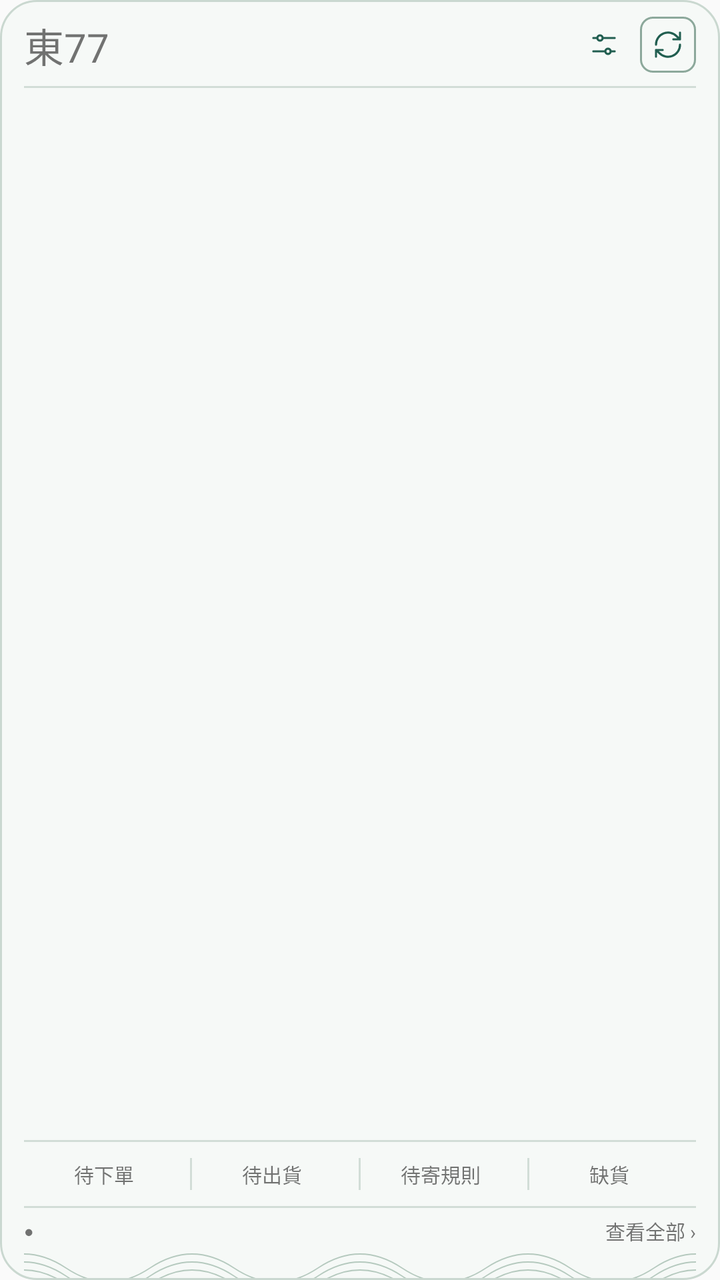
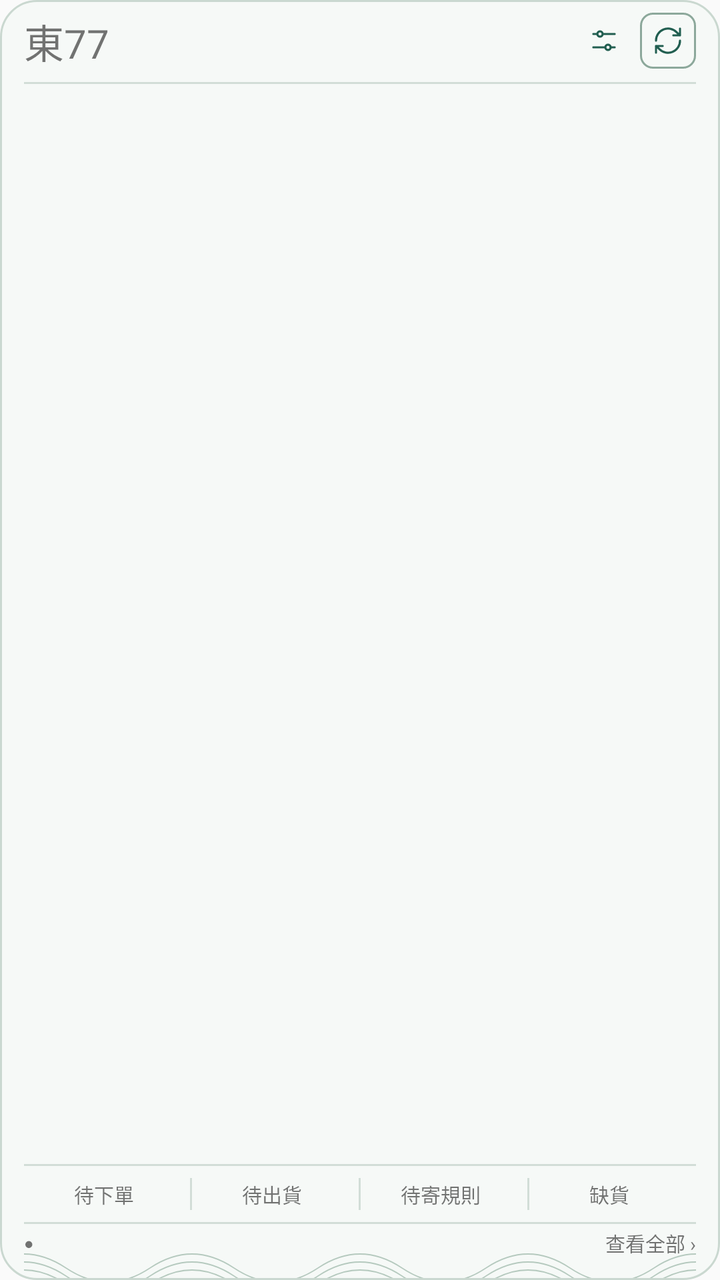

Before-and-after screenshots of an Android layout around one commit, followed by the original layout XML and the change that was made.
<!-- AndroidManifest.xml: application theme android:Theme.Material.Light.NoActionBar -->
<!-- res/layout/widget_board.xml -->
<LinearLayout xmlns:android="http://schemas.android.com/apk/res/android" android:id="@+id/root" android:layout_width="match_parent" android:layout_height="match_parent" android:orientation="vertical" android:paddingLeft="12dp" android:paddingRight="12dp" android:paddingTop="8dp" android:paddingBottom="16dp" android:background="@drawable/widget_background">
    <LinearLayout android:layout_width="match_parent" android:layout_height="wrap_content" android:minHeight="28dp" android:gravity="center_vertical" android:baselineAligned="false">
        <TextView android:id="@+id/heading" android:layout_width="wrap_content" android:layout_height="wrap_content" android:fontFamily="@font/widget_serif_semibold" android:includeFontPadding="false" android:textSize="20sp" android:maxLines="1" android:text="東77" />
        <TextView android:id="@+id/season" android:layout_width="0dp" android:layout_weight="1" android:layout_height="wrap_content" android:layout_marginLeft="8dp" android:fontFamily="@font/widget_serif" android:includeFontPadding="false" android:textSize="12sp" android:maxLines="1" android:ellipsize="end" />
        <ImageView android:id="@+id/settings" android:layout_width="28dp" android:layout_height="28dp" android:padding="6dp" android:src="@drawable/ic_settings" android:contentDescription="小工具設定" />
        <ImageView android:id="@+id/refresh" android:layout_width="28dp" android:layout_height="28dp" android:layout_marginLeft="4dp" android:padding="6dp" android:src="@drawable/ic_refresh" android:background="@drawable/icon_button" android:contentDescription="重新整理" />
    </LinearLayout>
    <LinearLayout android:id="@+id/header_line" android:layout_width="match_parent" android:layout_height="1dp" android:layout_marginTop="6dp" android:layout_marginBottom="3dp" android:background="#D2DDD7" />
    <LinearLayout android:id="@+id/feed" android:layout_width="match_parent" android:layout_height="0dp" android:layout_weight="1" android:orientation="vertical" android:gravity="top" />
    <LinearLayout android:id="@+id/metrics_line" android:layout_width="match_parent" android:layout_height="1dp" android:background="#D2DDD7" />
    <LinearLayout android:id="@+id/metrics" android:layout_width="match_parent" android:layout_height="wrap_content" android:minHeight="32dp" android:paddingTop="3dp" android:paddingBottom="3dp" android:gravity="center_vertical" android:baselineAligned="false">
        <LinearLayout android:id="@+id/purchase" style="@style/Metric"><TextView android:id="@+id/purchase_label" style="@style/MetricLabel" android:text="待下單" /><TextView android:id="@+id/purchase_value" style="@style/MetricValue" /></LinearLayout>
        <LinearLayout android:id="@+id/metric_sep1" style="@style/MetricSeparator" />
        <LinearLayout android:id="@+id/shipment" style="@style/Metric"><TextView android:id="@+id/shipment_label" style="@style/MetricLabel" android:text="待出貨" /><TextView android:id="@+id/shipment_value" style="@style/MetricValue" /></LinearLayout>
        <LinearLayout android:id="@+id/metric_sep2" style="@style/MetricSeparator" />
        <LinearLayout android:id="@+id/rules" style="@style/Metric"><TextView android:id="@+id/rules_label" style="@style/MetricLabel" android:text="待寄規則" /><TextView android:id="@+id/rules_value" style="@style/MetricValue" /></LinearLayout>
        <LinearLayout android:id="@+id/metric_sep3" style="@style/MetricSeparator" />
        <LinearLayout android:id="@+id/shortage" style="@style/Metric"><TextView android:id="@+id/shortage_label" style="@style/MetricLabel" android:text="缺貨" /><TextView android:id="@+id/shortage_value" style="@style/MetricValue" /></LinearLayout>
    </LinearLayout>
    <LinearLayout android:id="@+id/footer_line" android:layout_width="match_parent" android:layout_height="1dp" android:background="#D2DDD7" />
    <LinearLayout android:id="@+id/footer" android:layout_width="match_parent" android:layout_height="wrap_content" android:minHeight="20dp" android:paddingTop="3dp" android:gravity="center_vertical">
        <TextView android:id="@+id/status_dot" android:layout_width="10dp" android:layout_height="wrap_content" android:text="●" android:textSize="8sp" android:includeFontPadding="false" />
        <TextView android:id="@+id/status" android:layout_width="0dp" android:layout_weight="1" android:layout_height="wrap_content" android:fontFamily="@font/widget_serif" android:includeFontPadding="false" android:textSize="10sp" android:maxLines="1" android:ellipsize="end" />
        <TextView android:id="@+id/view_all" android:layout_width="wrap_content" android:layout_height="wrap_content" android:fontFamily="@font/widget_serif" android:includeFontPadding="false" android:textSize="10sp" android:text="查看全部 ›" android:maxLines="1" />
    </LinearLayout>
</LinearLayout>
<!-- resources referenced by this layout -->
<resources>
  <!-- drawable ic_refresh (drawable) -->
  <vector xmlns:android="http://schemas.android.com/apk/res/android" android:width="24dp" android:height="24dp" android:viewportWidth="24" android:viewportHeight="24"><path android:pathData="M3 12a9 9 0 0 1 15.5,-6.3L21 8 M21 3v5h-5 M21 12a9 9 0 0 1 -15.5,6.3L3 16 M8 16H3v5" android:fillColor="#00000000" android:strokeColor="#215E50" android:strokeWidth="1.6" android:strokeLineCap="round" android:strokeLineJoin="round" /></vector>
  <!-- drawable ic_settings (drawable) -->
  <vector xmlns:android="http://schemas.android.com/apk/res/android" android:width="24dp" android:height="24dp" android:viewportWidth="24" android:viewportHeight="24"><path android:pathData="M20 7H11 M7 7H4 M20 17H17 M13 17H4 M11 7a2 2 0 1 1 -4 0a2 2 0 1 1 4 0 M17 17a2 2 0 1 1 -4 0a2 2 0 1 1 4 0" android:fillColor="#00000000" android:strokeColor="#215E50" android:strokeWidth="1.6" android:strokeLineCap="round" android:strokeLineJoin="round" /></vector>
  <!-- drawable icon_button (drawable) -->
  <shape xmlns:android="http://schemas.android.com/apk/res/android"><solid android:color="#00000000" /><corners android:radius="6dp" /><stroke android:width="1dp" android:color="#8CA89B" /></shape>
  <!-- drawable widget_background (drawable) -->
  <layer-list xmlns:android="http://schemas.android.com/apk/res/android"><item><shape><solid android:color="#F6F9F7" /><corners android:radius="18dp" /><stroke android:width="1dp" android:color="#CAD8D0" /></shape></item><item android:height="18dp" android:gravity="bottom" android:left="12dp" android:right="12dp" android:bottom="1dp" android:drawable="@drawable/wave" /></layer-list>
  <style name="Metric"><item name="android:layout_width">0dp</item><item name="android:layout_weight">1</item><item name="android:layout_height">wrap_content</item><item name="android:minHeight">26dp</item><item name="android:gravity">center</item><item name="android:orientation">horizontal</item><item name="android:baselineAligned">true</item></style>
  <style name="MetricLabel"><item name="android:layout_width">wrap_content</item><item name="android:layout_height">wrap_content</item><item name="android:fontFamily">@font/widget_serif</item><item name="android:includeFontPadding">false</item><item name="android:textSize">10sp</item><item name="android:maxLines">1</item></style>
  <style name="MetricSeparator"><item name="android:layout_width">1dp</item><item name="android:layout_height">16dp</item><item name="android:background">#D2DDD7</item></style>
  <style name="MetricValue"><item name="android:layout_width">wrap_content</item><item name="android:layout_height">wrap_content</item><item name="android:layout_marginLeft">3dp</item><item name="android:fontFamily">@font/widget_serif_semibold</item><item name="android:includeFontPadding">false</item><item name="android:textSize">16sp</item><item name="android:maxLines">1</item></style>
  <!-- drawable wave (drawable) -->
  <vector xmlns:android="http://schemas.android.com/apk/res/android" android:width="400dp" android:height="18dp" android:viewportWidth="400" android:viewportHeight="18"><path android:pathData="M-25 13Q0 -1 25 13T75 13T125 13T175 13T225 13T275 13T325 13T375 13T425 13 M-25 17Q0 3 25 17T75 17T125 17T175 17T225 17T275 17T325 17T375 17T425 17 M-25 21Q0 7 25 21T75 21T125 21T175 21T225 21T275 21T325 21T375 21T425 21" android:fillColor="#00000000" android:strokeColor="#91AF9F" android:strokeWidth="0.65" android:strokeAlpha="0.65" /></vector>
</resources>

<!-- the commit's change to res/layout/widget_board.xml (unified diff, before → after) -->
@@ -1,4 +1,4 @@
-<LinearLayout xmlns:android="http://schemas.android.com/apk/res/android" android:id="@+id/root" android:layout_width="match_parent" android:layout_height="match_parent" android:orientation="vertical" android:paddingLeft="12dp" android:paddingRight="12dp" android:paddingTop="8dp" android:paddingBottom="16dp" android:background="@drawable/widget_background">
+<LinearLayout xmlns:android="http://schemas.android.com/apk/res/android" android:id="@+id/root" android:layout_width="match_parent" android:layout_height="match_parent" android:orientation="vertical" android:paddingLeft="12dp" android:paddingRight="12dp" android:paddingTop="6dp" android:paddingBottom="10dp" android:background="@drawable/widget_background">
     <LinearLayout android:layout_width="match_parent" android:layout_height="wrap_content" android:minHeight="28dp" android:gravity="center_vertical" android:baselineAligned="false">
         <TextView android:id="@+id/heading" android:layout_width="wrap_content" android:layout_height="wrap_content" android:fontFamily="@font/widget_serif_semibold" android:includeFontPadding="false" android:textSize="20sp" android:maxLines="1" android:text="東77" />
         <TextView android:id="@+id/season" android:layout_width="0dp" android:layout_weight="1" android:layout_height="wrap_content" android:layout_marginLeft="8dp" android:fontFamily="@font/widget_serif" android:includeFontPadding="false" android:textSize="12sp" android:maxLines="1" android:ellipsize="end" />
@@ -6,9 +6,9 @@
         <ImageView android:id="@+id/refresh" android:layout_width="28dp" android:layout_height="28dp" android:layout_marginLeft="4dp" android:padding="6dp" android:src="@drawable/ic_refresh" android:background="@drawable/icon_button" android:contentDescription="重新整理" />
     </LinearLayout>
     <LinearLayout android:id="@+id/header_line" android:layout_width="match_parent" android:layout_height="1dp" android:layout_marginTop="6dp" android:layout_marginBottom="3dp" android:background="#D2DDD7" />
-    <LinearLayout android:id="@+id/feed" android:layout_width="match_parent" android:layout_height="0dp" android:layout_weight="1" android:orientation="vertical" android:gravity="top" />
+    <ListView android:id="@+id/feed" android:layout_width="match_parent" android:layout_height="0dp" android:layout_weight="1" android:divider="@null" android:dividerHeight="0dp" android:scrollbars="vertical" android:cacheColorHint="@android:color/transparent" />
     <LinearLayout android:id="@+id/metrics_line" android:layout_width="match_parent" android:layout_height="1dp" android:background="#D2DDD7" />
-    <LinearLayout android:id="@+id/metrics" android:layout_width="match_parent" android:layout_height="wrap_content" android:minHeight="32dp" android:paddingTop="3dp" android:paddingBottom="3dp" android:gravity="center_vertical" android:baselineAligned="false">
+    <LinearLayout android:id="@+id/metrics" android:layout_width="match_parent" android:layout_height="wrap_content" android:minHeight="28dp" android:paddingTop="1dp" android:paddingBottom="1dp" android:gravity="center_vertical" android:baselineAligned="false">
         <LinearLayout android:id="@+id/purchase" style="@style/Metric"><TextView android:id="@+id/purchase_label" style="@style/MetricLabel" android:text="待下單" /><TextView android:id="@+id/purchase_value" style="@style/MetricValue" /></LinearLayout>
         <LinearLayout android:id="@+id/metric_sep1" style="@style/MetricSeparator" />
         <LinearLayout android:id="@+id/shipment" style="@style/Metric"><TextView android:id="@+id/shipment_label" style="@style/MetricLabel" android:text="待出貨" /><TextView android:id="@+id/shipment_value" style="@style/MetricValue" /></LinearLayout>
@@ -18,7 +18,7 @@
         <LinearLayout android:id="@+id/shortage" style="@style/Metric"><TextView android:id="@+id/shortage_label" style="@style/MetricLabel" android:text="缺貨" /><TextView android:id="@+id/shortage_value" style="@style/MetricValue" /></LinearLayout>
     </LinearLayout>
     <LinearLayout android:id="@+id/footer_line" android:layout_width="match_parent" android:layout_height="1dp" android:background="#D2DDD7" />
-    <LinearLayout android:id="@+id/footer" android:layout_width="match_parent" android:layout_height="wrap_content" android:minHeight="20dp" android:paddingTop="3dp" android:gravity="center_vertical">
+    <LinearLayout android:id="@+id/footer" android:layout_width="match_parent" android:layout_height="wrap_content" android:minHeight="18dp" android:paddingTop="1dp" android:gravity="center_vertical">
         <TextView android:id="@+id/status_dot" android:layout_width="10dp" android:layout_height="wrap_content" android:text="●" android:textSize="8sp" android:includeFontPadding="false" />
         <TextView android:id="@+id/status" android:layout_width="0dp" android:layout_weight="1" android:layout_height="wrap_content" android:fontFamily="@font/widget_serif" android:includeFontPadding="false" android:textSize="10sp" android:maxLines="1" android:ellipsize="end" />
         <TextView android:id="@+id/view_all" android:layout_width="wrap_content" android:layout_height="wrap_content" android:fontFamily="@font/widget_serif" android:includeFontPadding="false" android:textSize="10sp" android:text="查看全部 ›" android:maxLines="1" />
